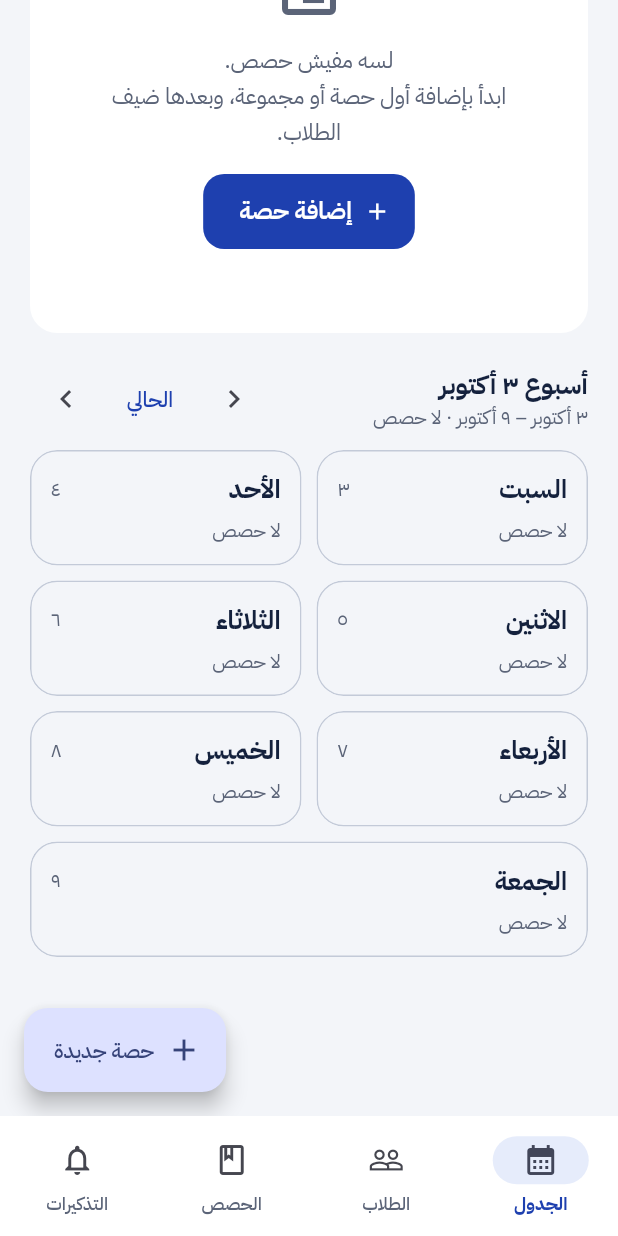
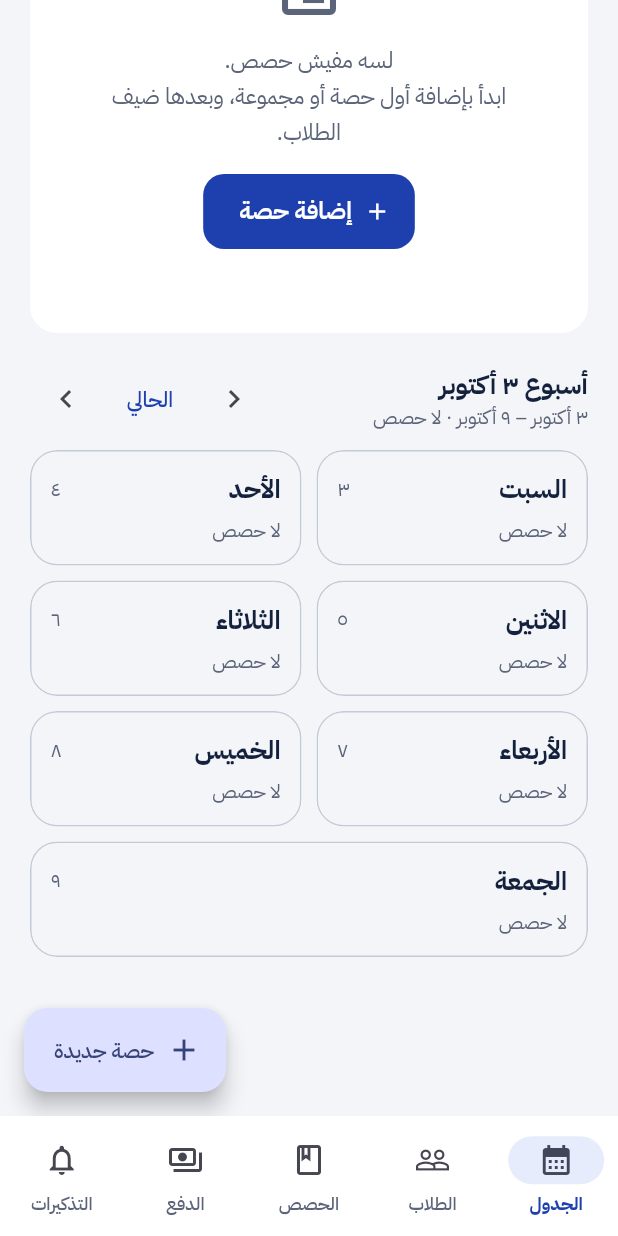
Before and after one commit to medokasemasd-ai/dorosi, a Flutter app: the screen it shows after launch, scrolled down 174 dp, after a tap on the "chevron left" icon, on a phone screen of 412 x 824 dp. Run offline on Flutter 3.47's test engine with Material 3 defaults, Android fonts, the phone set to English and light mode, and no system bars; our stand-ins replace file_picker, flutter_local_notifications, flutter_timezone, share_plus, timezone; missing offline and left inert: home_widget.

Commit message:
Add a payments tab, show the app version, name each release file
A new 'الدفع' tab between classes and reminders: who owes what this month with
old months added in, a table of due, paid and left per student with totals,
filters, a WhatsApp reminder with the amount, sharing the list of who owes,
income for the last six months, and the latest payments.

Settings now show the installed build number with a link to the latest
release, and each release file carries its number so the phone does not open
an older download. Fixes the payment-reminder row overflowing on small
phones; tests every tab at a 360-wide screen.

Co-Authored-By: Claude Opus 5.5 (1M context) <noreply@anthropic.com>
Claude-Session: https://claude.ai/code/session_01GDz5qe47P4iUSPjctsKpBB

```diff
--- /dev/null
+++ b/lib/ui/payments_page.dart
@@ -0,0 +1,455 @@
+import 'package:flutter/material.dart';
+import 'package:share_plus/share_plus.dart';
+import 'package:url_launcher/url_launcher.dart';
+
+import '../data.dart';
+import '../format.dart';
+import '../models.dart';
+import '../store.dart';
+import 'common.dart';
+import 'payment_sheet.dart';
+import 'student_page.dart';
+import 'theme.dart';
+
+enum _Show { owing, all, paid }
+
+/// Who paid what and who still owes, for one month, with the old balances added in.
+class PaymentsPage extends StatefulWidget {
+  const PaymentsPage({super.key});
+
+  @override
+  State<PaymentsPage> createState() => _PaymentsPageState();
+}
+
+class _Row {
+  _Row(this.student, this.bill);
+
+  final Student student;
+  final MonthBill bill;
+}
+
+class _PaymentsPageState extends State<PaymentsPage> {
+  DateTime _month = DateTime(DateTime.now().year, DateTime.now().month);
+  _Show _show = _Show.owing;
+
+  @override
+  Widget build(BuildContext context) {
+    final store = StoreScope.of(context);
+    final d = store.data;
+    final now = DateTime.now();
+    final month = monthKey(_month);
+    final currency = d.settings.currency;
+
+    final all = [
+      for (final s in d.students)
+        if (!s.archived || d.billFor(s, month, now).remaining > 0) _Row(s, d.billFor(s, month, now)),
+    ].where((r) => r.bill.status != PayStatus.none || r.bill.paid > 0).toList();
+    final owing = all.where((r) => r.bill.remaining > 0).toList();
+    final rows =
+        switch (_show) {
+          _Show.owing => owing,
+          _Show.paid => all.where((r) => r.bill.remaining <= 0).toList(),
+          _Show.all => all,
+        }..sort((a, b) {
+          final c = b.bill.remaining.compareTo(a.bill.remaining);
+          return c != 0 ? c : a.student.name.compareTo(b.student.name);
+        });
+
+    double sum(Iterable<_Row> rs, double Function(MonthBill b) f) => rs.fold<double>(0, (a, r) => a + f(r.bill));
+    final monthDue = sum(all, (b) => b.due);
+    final oldDue = sum(all, (b) => b.previous > 0 ? b.previous : 0);
+    final paid = sum(all, (b) => b.paid);
+    final remaining = sum(all, (b) => b.remaining);
+
+    return Scaffold(
+      appBar: AppBar(
+        title: const Text('الدفع'),
+        actions: [
+          IconButton(
+            tooltip: 'الشهر السابق',
+            onPressed: () => setState(() => _month = DateTime(_month.year, _month.month - 1)),
+            icon: const Icon(Icons.chevron_left),
+          ),
+          Text(monthName(_month, withYear: true), style: const TextStyle(fontWeight: FontWeight.w600)),
+          IconButton(
+            tooltip: 'الشهر التالي',
+            onPressed: () => setState(() => _month = DateTime(_month.year, _month.month + 1)),
+            icon: const Icon(Icons.chevron_right),
+          ),
+          const SizedBox(width: 4),
+        ],
+      ),
+      body: ListView(
+        padding: const EdgeInsets.fromLTRB(16, 4, 16, 32),
+        children: [
+          Container(
+            padding: const EdgeInsets.all(16),
+            decoration: BoxDecoration(color: AppColors.navy, borderRadius: BorderRadius.circular(22)),
+            child: Column(
+              crossAxisAlignment: CrossAxisAlignment.start,
+              children: [
+                const Text('الباقي على الطلاب كله', style: TextStyle(color: AppColors.navyText, fontSize: 13)),
+                const SizedBox(height: 2),
+                Text(
+                  fmtMoney(remaining, currency),
+                  style: const TextStyle(color: Colors.white, fontSize: 28, fontWeight: FontWeight.w700),
+                ),
+                Text(
+                  owing.isEmpty ? 'كل الطلاب دافعين' : 'على ${studentsCount(owing.length)}',
+                  style: const TextStyle(color: AppColors.navyText, fontSize: 13),
+                ),
+                const SizedBox(height: 14),
+                Row(
+                  children: [
+                    Expanded(child: _Figure('مستحق ${monthName(_month)}', fmtMoney(monthDue, currency))),
+                    Expanded(child: _Figure('من شهور قبل كده', fmtMoney(oldDue, currency))),
+                    Expanded(child: _Figure('اتدفع', fmtMoney(paid, currency))),
+                  ],
+                ),
+              ],
+            ),
+          ),
+          const SizedBox(height: 12),
+          Row(
+            children: [
+              Expanded(
+                child: SingleChildScrollView(
+                  scrollDirection: Axis.horizontal,
+                  child: Row(
+                    children: [
+                      for (final s in _Show.values)
+                        Padding(
+                          padding: const EdgeInsetsDirectional.only(end: 8),
+                          child: ChoiceChip(
+                            label: Text(switch (s) {
+                              _Show.owing => 'عليهم فلوس (${arNum(owing.length)})',
+                              _Show.all => 'الكل',
+                              _Show.paid => 'خلّصوا',
+                            }),
+                            selected: _show == s,
+                            showCheckmark: false,
+                            selectedColor: AppColors.ink,
+                            labelStyle: TextStyle(color: _show == s ? Colors.white : AppColors.ink, fontFamily: 'Plex'),
+                            onSelected: (_) => setState(() => _show = s),
+                          ),
+                        ),
+                    ],
+                  ),
+                ),
+              ),
+              IconButton(
+                tooltip: 'مشاركة كشف الحساب',
+                onPressed: owing.isEmpty ? null : () => _shareReport(owing, currency),
+                icon: const Icon(Icons.ios_share),
+              ),
+            ],
+          ),
+          const SizedBox(height: 8),
+          Panel(
+            padding: const EdgeInsets.symmetric(vertical: 6),
+            child: Column(
+              children: [
+                const _TableRow(header: true, name: 'الطالب', due: 'المستحق', paid: 'المدفوع', left: 'الباقي'),
+                const Divider(height: 1),
+                if (rows.isEmpty)
+                  Padding(
+                    padding: const EdgeInsets.all(20),
+                    child: Text(
+                      _show == _Show.owing ? 'محدش عليه فلوس 👌' : 'مفيش طلاب هنا',
+                      style: const TextStyle(color: AppColors.muted),
+                    ),
+                  ),
+                for (final r in rows)
+                  InkWell(
+                    onTap: () => _actions(r, month, currency),
+                    child: _TableRow(
+                      name: r.student.name,
+                      note: _note(r.bill),
+                      due: arMoney(r.bill.totalDue < 0 ? 0 : r.bill.totalDue),
+                      paid: arMoney(r.bill.paid),
+                      left: arMoney(r.bill.remaining),
+                      leftColor: r.bill.remaining > 0 ? AppColors.unpaid : AppColors.paid,
+                    ),
+                  ),
+                if (rows.length > 1) ...[
+                  const Divider(height: 1),
+                  _TableRow(
+                    header: true,
+                    name: 'الإجمالي',
+                    due: arMoney(sum(rows, (b) => b.totalDue < 0 ? 0 : b.totalDue)),
+                    paid: arMoney(sum(rows, (b) => b.paid)),
+                    left: arMoney(sum(rows, (b) => b.remaining)),
+                    leftColor: AppColors.unpaid,
+                  ),
+                ],
+              ],
+            ),
+          ),
+          const SizedBox(height: 6),
+          Text(
+            'المبالغ بالـ$currency. دوس على أي طالب عشان تسجّل دفع أو تبعتله تذكير على واتساب.',
+            style: const TextStyle(color: AppColors.muted, fontSize: 12),
+          ),
+          const SizedBox(height: 20),
+          const SectionTitle('الدخل في آخر ٦ شهور'),
+          _Income(month: _month, payments: d.payments, currency: currency),
+          const SizedBox(height: 20),
+          const SectionTitle('آخر المدفوعات'),
+          _Recent(payments: d.payments, data: d, currency: currency),
+        ],
+      ),
+    );
+  }
+
+  /// Why the amount is what it is, under the student's name.
+  String? _note(MonthBill b) {
+    final parts = <String>[
+      for (final l in b.lines)
+        if (l.group.payType == PayType.perLesson) hoursCount(l.hours),
+      if (b.previous > 0) 'منه ${arMoney(b.previous)} قديم',
+      if (b.previous < 0) 'دافع مقدم ${arMoney(-b.previous)}',
+    ];
+    return parts.isEmpty ? null : parts.join(' · ');
+  }
+
+  Future<void> _actions(_Row r, String month, String currency) async {
+    final s = r.student;
+    final v = await showModalBottomSheet<String>(
+      context: context,
+      showDragHandle: true,
+      builder: (c) => SafeArea(
+        child: Column(
+          mainAxisSize: MainAxisSize.min,
+          children: [
+            Text(s.name, style: const TextStyle(fontSize: 17, fontWeight: FontWeight.w700)),
+            Text(
+              r.bill.remaining > 0 ? 'الباقي ${fmtMoney(r.bill.remaining, currency)}' : 'مفيش عليه حاجة',
+              style: TextStyle(color: r.bill.remaining > 0 ? AppColors.unpaid : AppColors.paid),
+            ),
+            const SizedBox(height: 8),
+            ListTile(
+              leading: const Icon(Icons.payments_outlined),
+              title: const Text('تسجيل دفع'),
+              onTap: () => Navigator.pop(c, 'pay'),
+            ),
+            if (s.phone.isNotEmpty && r.bill.remaining > 0)
+              ListTile(
+                leading: const Icon(Icons.chat_outlined),
+                title: const Text('تذكير بالمبلغ على واتساب'),
+                onTap: () => Navigator.pop(c, 'whatsapp'),
+              ),
+            ListTile(
+              leading: const Icon(Icons.person_outline),
+              title: const Text('صفحة الطالب'),
+              onTap: () => Navigator.pop(c, 'open'),
+            ),
+          ],
+        ),
+      ),
+    );
+    if (!mounted) return;
+    switch (v) {
+      case 'pay':
+        await showPaymentSheet(context, s, month);
+      case 'whatsapp':
+        final text =
+            'السلام عليكم، تذكير بمصاريف دروس ${s.name}: '
+            'الباقي ${fmtMoney(r.bill.remaining, currency)}'
+            '${r.bill.previous > 0 ? ' (منهم ${fmtMoney(r.bill.previous, currency)} من شهور قبل كده)' : ''}. شكرًا';
+        await launchUrl(
+          Uri.parse('https://wa.me/${whatsappNumber(s.phone)}?text=${Uri.encodeComponent(text)}'),
+          mode: LaunchMode.externalApplication,
+        );
+      case 'open':
+        await Navigator.push(context, MaterialPageRoute(builder: (_) => StudentPage(studentId: s.id)));
+    }
+  }
+
+  Future<void> _shareReport(List<_Row> owing, String currency) async {
+    final total = owing.fold<double>(0, (a, r) => a + r.bill.remaining);
+    final lines = [
+      'الباقي على الطلاب (${monthName(_month, withYear: true)})',
+      for (final r in owing) '• ${r.student.name}: ${fmtMoney(r.bill.remaining, currency)}',
+      'الإجمالي: ${fmtMoney(total, currency)}',
+    ];
+    await SharePlus.instance.share(ShareParams(text: lines.join('\n')));
+  }
+}
+
+/// A money amount without the currency, for the table.
+String arMoney(double v) => fmtMoney(v, '').trim();
+
+class _Figure extends StatelessWidget {
+  const _Figure(this.label, this.value);
+
+  final String label;
+  final String value;
+
+  @override
+  Widget build(BuildContext context) {
+    return Column(
+      crossAxisAlignment: CrossAxisAlignment.start,
+      children: [
+        Text(label, style: const TextStyle(color: AppColors.navyText, fontSize: 11)),
+        Text(
+          value,
+          style: const TextStyle(color: Colors.white, fontSize: 14, fontWeight: FontWeight.w600),
+        ),
+      ],
+    );
+  }
+}
+
+class _TableRow extends StatelessWidget {
+  const _TableRow({
+    required this.name,
+    required this.due,
+    required this.paid,
+    required this.left,
+    this.note,
+    this.header = false,
+    this.leftColor,
+  });
+
+  final String name;
+  final String? note;
+  final String due;
+  final String paid;
+  final String left;
+  final bool header;
+  final Color? leftColor;
+
+  @override
+  Widget build(BuildContext context) {
+    final style = TextStyle(
+      fontSize: header ? 12 : 14,
+      fontWeight: header ? FontWeight.w600 : FontWeight.w400,
+      color: header ? AppColors.muted : AppColors.ink,
+    );
+    Widget num(String v, {Color? color, bool bold = false}) => SizedBox(
+      width: 64,
+      child: Text(
+        v,
+        textAlign: TextAlign.center,
+        style: style.copyWith(color: color, fontWeight: bold ? FontWeight.w700 : null),
+      ),
+    );
+    return Padding(
+      padding: const EdgeInsets.symmetric(horizontal: 12, vertical: 10),
+      child: Row(
+        children: [
+          Expanded(
+            child: Column(
+              crossAxisAlignment: CrossAxisAlignment.start,
+              children: [
+                Text(
+                  name,
+                  maxLines: 1,
+                  overflow: TextOverflow.ellipsis,
+                  style: style.copyWith(fontWeight: header ? null : FontWeight.w600),
+                ),
+                if (note != null) Text(note!, style: const TextStyle(fontSize: 11, color: AppColors.muted)),
+              ],
+            ),
+          ),
+          num(due),
+          num(paid, color: header ? null : AppColors.paid),
+          num(left, color: header && leftColor == null ? null : leftColor, bold: !header || leftColor != null),
+        ],
+      ),
+    );
+  }
+}
+
+/// Money received for each of the last six months, as bars.
+class _Income extends StatelessWidget {
+  const _Income({required this.month, required this.payments, required this.currency});
+
+  final DateTime month;
+  final List<Payment> payments;
+  final String currency;
+
+  @override
+  Widget build(BuildContext context) {
+    final months = [for (var i = 5; i >= 0; i--) DateTime(month.year, month.month - i)];
+    final totals = {
+      for (final m in months) m: payments.where((p) => p.month == monthKey(m)).fold<double>(0, (a, p) => a + p.amount),
+    };
+    final top = totals.values.fold<double>(0, (a, b) => a > b ? a : b);
+    return Panel(
+      child: Column(
+        children: [
+          for (final m in months)
+            Padding(
+              padding: const EdgeInsets.symmetric(vertical: 5),
+              child: Row(
+                children: [
+                  SizedBox(width: 64, child: Text(monthName(m), style: const TextStyle(fontSize: 13))),
+                  Expanded(
+                    child: ClipRRect(
+                      borderRadius: BorderRadius.circular(6),
+                      child: LinearProgressIndicator(
+                        value: top <= 0 ? 0 : totals[m]! / top,
+                        minHeight: 12,
+                        backgroundColor: AppColors.soft,
+                        color: m == month ? AppColors.primary : AppColors.primary.withValues(alpha: 0.45),
+                      ),
+                    ),
+                  ),
+                  SizedBox(
+                    width: 90,
+                    child: Text(
+                      fmtMoney(totals[m]!, currency),
+                      textAlign: TextAlign.end,
+                      style: const TextStyle(fontSize: 13, fontWeight: FontWeight.w600),
+                    ),
+                  ),
+                ],
+              ),
+            ),
+        ],
+      ),
+    );
+  }
+}
+
+class _Recent extends StatelessWidget {
+  const _Recent({required this.payments, required this.data, required this.currency});
+
+  final List<Payment> payments;
+  final AppData data;
+  final String currency;
+
+  @override
+  Widget build(BuildContext context) {
+    final recent = [...payments]..sort((a, b) => b.paidAt.compareTo(a.paidAt));
+    if (recent.isEmpty) {
+      return const Text('لسه مفيش مدفوعات', style: TextStyle(color: AppColors.muted));
+    }
+    return Panel(
+      padding: const EdgeInsets.symmetric(horizontal: 14, vertical: 4),
+      child: Column(
+        children: [
+          for (final p in recent.take(10))
+            ListTile(
+              contentPadding: EdgeInsets.zero,
+              dense: true,
+              title: Text(data.student(p.studentId)?.name ?? 'طالب محذوف'),
+              subtitle: Text(
+                '${fmtShortDate(p.paidAt)} · عن ${monthName(parseMonthKey(p.month))}'
+                '${p.note.isNotEmpty ? ' · ${p.note}' : ''}',
+              ),
+              trailing: Text(
+                fmtMoney(p.amount, currency),
+                style: const TextStyle(fontWeight: FontWeight.w700, color: AppColors.paid),
+              ),
+              onTap: data.student(p.studentId) == null
+                  ? null
+                  : () =>
+                        Navigator.push(context, MaterialPageRoute(builder: (_) => StudentPage(studentId: p.studentId))),
+            ),
+        ],
+      ),
+    );
+  }
+}
--- a/lib/ui/settings_page.dart
+++ b/lib/ui/settings_page.dart
@@ -5,6 +5,7 @@ import 'package:flutter/foundation.dart';
 import 'package:flutter/material.dart';
 import 'package:home_widget/home_widget.dart';
 import 'package:share_plus/share_plus.dart';
+import 'package:url_launcher/url_launcher.dart';
 
 import '../format.dart';
 import '../models.dart';
@@ -12,6 +13,9 @@ import '../services/reminders.dart';
 import '../store.dart';
 import 'common.dart';
 import 'theme.dart';
+
+/// The release number, set by the build (empty in local builds).
+const appBuild = String.fromEnvironment('BUILD');
 
 /// The currencies the user can pick: symbol and name.
 const currencies = [('ج.م', 'جنيه مصري'), ('ر.س', 'ريال'), (r'$', 'دولار')];
@@ -82,7 +86,8 @@ class SettingsPage extends StatelessWidget {
                 if (s.remindPayment)
                   Padding(
                     padding: const EdgeInsets.fromLTRB(16, 0, 16, 8),
-                    child: Row(
+                    child: Wrap(
+                      spacing: 16,
                       children: [
                         DropdownButton<int>(
                           value: s.paymentDay,
@@ -93,7 +98,6 @@ class SettingsPage extends StatelessWidget {
                           ],
                           onChanged: (v) => store.updateSettings((x) => x.paymentDay = v!),
                         ),
-                        const SizedBox(width: 16),
                         DropdownButton<int>(
                           value: s.paymentHour,
                           underline: const SizedBox(),
@@ -164,6 +168,33 @@ class SettingsPage extends StatelessWidget {
                   onPressed: () => _import(context, store),
                   icon: const Icon(Icons.download_outlined),
                   label: const Text('استرجاع من نسخة'),
+                ),
+              ],
+            ),
+          ),
+          const SizedBox(height: 20),
+          const SectionTitle('التحديثات'),
+          Panel(
+            child: Column(
+              crossAxisAlignment: CrossAxisAlignment.stretch,
+              children: [
+                Text(
+                  appBuild.isEmpty ? 'نسخة تجريبية' : 'النسخة اللي عندك: رقم ${arNum(int.parse(appBuild))}',
+                  style: const TextStyle(fontWeight: FontWeight.w600),
+                ),
+                const SizedBox(height: 4),
+                const Text(
+                  'لو فيه نسخة أحدث، نزّلها وسطّبها فوق دي وبياناتك هتفضل زي ما هي.',
+                  style: TextStyle(color: AppColors.muted, fontSize: 13),
+                ),
+                const SizedBox(height: 10),
+                OutlinedButton.icon(
+                  onPressed: () => launchUrl(
+                    Uri.parse('https://github.com/medokasemasd-ai/dorosi/releases/latest'),
+                    mode: LaunchMode.externalApplication,
+                  ),
+                  icon: const Icon(Icons.system_update_outlined),
+                  label: const Text('شوف آخر نسخة'),
                 ),
               ],
             ),
--- a/lib/ui/shell.dart
+++ b/lib/ui/shell.dart
@@ -2,6 +2,7 @@ import 'package:flutter/material.dart';
 
 import '../store.dart';
 import 'groups_page.dart';
+import 'payments_page.dart';
 import 'schedule_page.dart';
 import 'settings_page.dart';
 import 'students_page.dart';
@@ -29,6 +30,7 @@ class _ShellState extends State<Shell> {
           SchedulePage(onOpenTab: (i) => setState(() => _tab = i)),
           const StudentsPage(),
           const GroupsPage(),
+          const PaymentsPage(),
           const SettingsPage(),
         ],
       ),
@@ -44,6 +46,11 @@ class _ShellState extends State<Shell> {
           NavigationDestination(icon: Icon(Icons.people_outline), selectedIcon: Icon(Icons.people), label: 'الطلاب'),
           NavigationDestination(icon: Icon(Icons.class_outlined), selectedIcon: Icon(Icons.class_), label: 'الحصص'),
           NavigationDestination(
+            icon: Icon(Icons.payments_outlined),
+            selectedIcon: Icon(Icons.payments),
+            label: 'الدفع',
+          ),
+          NavigationDestination(
             icon: Icon(Icons.notifications_none),
             selectedIcon: Icon(Icons.notifications),
             label: 'التذكيرات',
```
Also changed, not shown: 3 other files.
